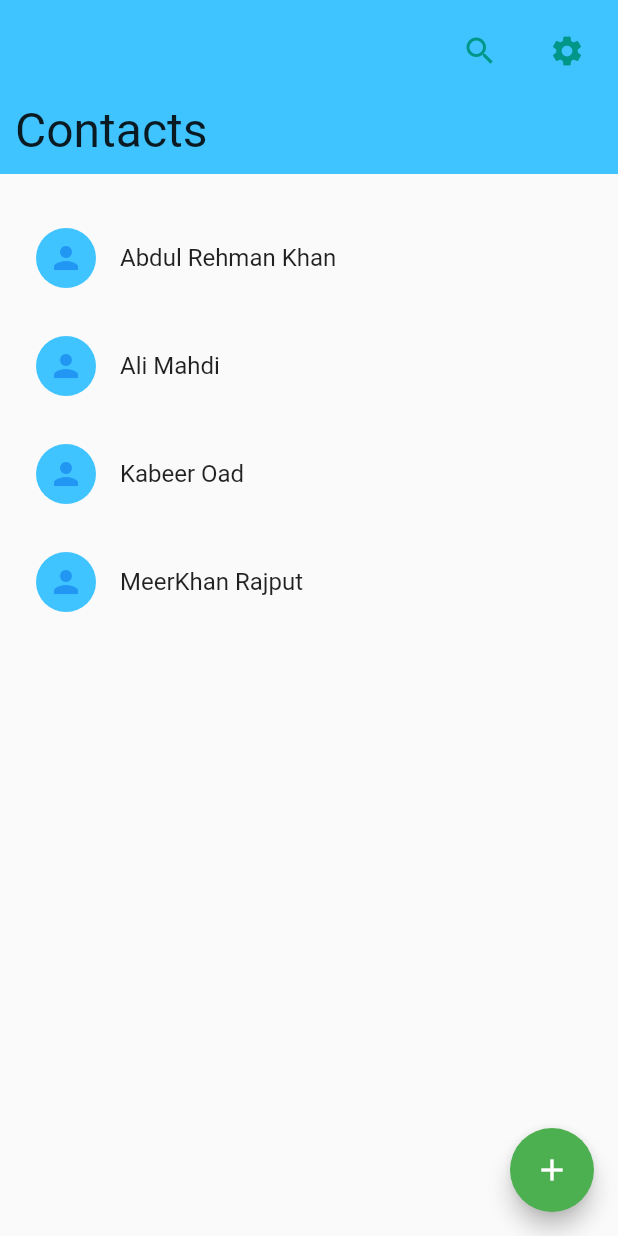
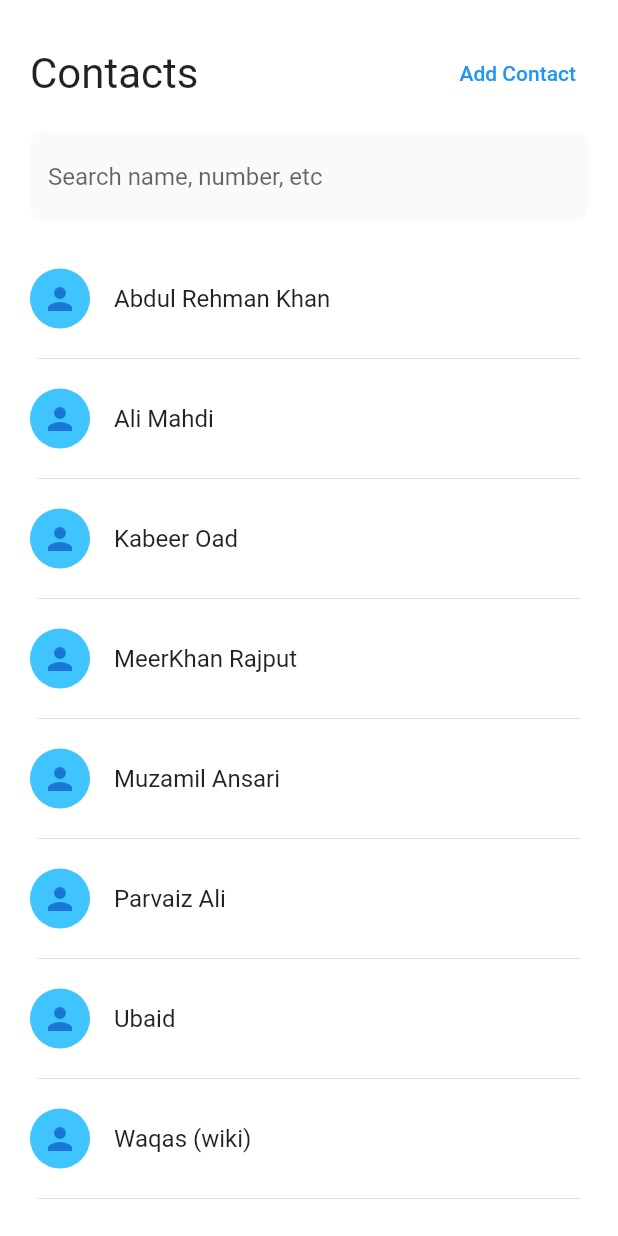
Before and after one commit to NareshJaipal/Flutter_Projects, a Flutter app: the screen it shows after launch, on a phone screen of 412 x 824 dp. Run offline on Flutter 3.47's test engine with Material 2 defaults, Android fonts, the phone set to English and light mode, and no system bars.

Commit message:
modified UI

```diff
--- /dev/null
+++ b/contacts/lib/database.dart
@@ -0,0 +1,50 @@
+final List<Map<String, dynamic>> contacts = [
+  {
+    'name': 'Abdul Rehman Khan',
+    'phoneNumber': '+92 312 9052024',
+    'photo':
+        'https://pps.whatsapp.net/v/t61.24694-24/353730193_779107453681127_7448661935074145385_n.jpg?ccb=11-4&oh=01_AdRqjedN16NbImD-6PjpFYQXz2r1UbzLffR5tjHYqasCXQ&oe=64B24600'
+  },
+  {
+    'name': 'Kabeer Oad',
+    'phoneNumber': '+92 301 3603209',
+    'photo':
+        'https://media.licdn.com/dms/image/D4D03AQH-_jzCDA9GIg/profile-displayphoto-shrink_800_800/0/1684769113554?e=2147483647&v=beta&t=YFuVHYxoJmvH5AWv4lwkrhw2-BtxX2KshuMrPHoTNYE'
+  },
+  {
+    'name': 'MeerKhan Rajput',
+    'phoneNumber': '+92 309 9034713',
+    'photo':
+        'https://pps.whatsapp.net/v/t61.24694-24/353613207_1430036997761713_6146310751643955299_n.jpg?ccb=11-4&oh=01_AdRANwqKDF3UqaJjauJseLZONCUn0w8emt6D2IZ0Kvep5g&oe=64B23067'
+  },
+  {
+    'name': 'Ali Mahdi',
+    'phoneNumber': '+92 316 1328519',
+    'photo':
+        'https://pps.whatsapp.net/v/t61.24694-24/355621055_1385484015628953_7350581835228896828_n.jpg?ccb=11-4&oh=01_AdS9NH5Rfkl2EX3Uuu-R0HWN7rO6pQjLNLVRwy4l3pcRqw&oe=64B2175C'
+  },
+  {
+    'name': 'Muzamil Ansari',
+    'phoneNumber': '+92 316 1328519',
+    'photo':
+        'https://pps.whatsapp.net/v/t61.24694-24/356863464_1231528044175937_7062407592500731278_n.jpg?ccb=11-4&oh=01_AdQxE2Odlx38yZG8nAR03b5H7ANjMlcLsvXgqLlPcTTSeQ&oe=64B22AA9'
+  },
+  {
+    'name': 'Ubaid',
+    'phoneNumber': '+92 316 1328519',
+    'photo':
+        'https://pps.whatsapp.net/v/t61.24694-24/342727906_1297282024206095_9202860368616419208_n.jpg?ccb=11-4&oh=01_AdRumOaiLfdGLLp6pA9_k9DMN1GjUvV_nHbEaijQz7mCMQ&oe=64B22E0F'
+  },
+  {
+    'name': 'Parvaiz Ali',
+    'phoneNumber': '+92 316 1328519',
+    'photo':
+        'https://pps.whatsapp.net/v/t61.24694-24/356851928_795074782409697_5350395978765131975_n.jpg?ccb=11-4&oh=01_AdQK88F-rVeSf2-5Grhh1c56NqfPbH_-ANimEI2DDogjJw&oe=64B23F2A'
+  },
+  {
+    'name': 'Waqas (wiki)',
+    'phoneNumber': '+92 316 1328519',
+    'photo':
+        'https://pps.whatsapp.net/v/t61.24694-24/349175524_1369448840295917_7036251163581629670_n.jpg?ccb=11-4&oh=01_AdS0L7p7J0RZ3fkFwhhPonvHx9MGs7XOurLtW_fVyGvT7g&oe=64B236F1'
+  },
+];
--- a/contacts/lib/home_screen.dart
+++ b/contacts/lib/home_screen.dart
@@ -1,6 +1,8 @@
 import 'package:contacts/about_screen.dart';
 // import 'package:contacts/main.dart';
 import 'package:flutter/material.dart';
+
+import 'database.dart';
 
 class HomeScreen extends StatefulWidget {
   const HomeScreen({Key? key}) : super(key: key);
@@ -10,12 +12,6 @@ class HomeScreen extends StatefulWidget {
 }
 
 class _HomeScreenState extends State<HomeScreen> {
-  final List<Map<String, dynamic>> contacts = [
-    {'name': 'Abdul Rehman Khan', 'phoneNumber': '+92 312 9052024'},
-    {'name': 'Kabeer Oad', 'phoneNumber': '+92 301 3603209'},
-    {'name': 'MeerKhan Rajput', 'phoneNumber': '+92 309 9034713'},
-    {'name': 'Ali Mahdi', 'phoneNumber': '+92 316 1328519'},
-  ];
 
   final TextEditingController firstName = TextEditingController();
   final TextEditingController lastName = TextEditingController();
@@ -39,41 +35,47 @@ class _HomeScreenState extends State<HomeScreen> {
   @override
   Widget build(BuildContext context) {
     return Scaffold(
+      backgroundColor: Colors.white,
       body: Column(
         children: [
           Container(
-            color: Colors.lightBlueAccent,
-            padding: const EdgeInsets.all(10),
+            padding: const EdgeInsets.all(20),
             child: Column(
-              mainAxisAlignment: MainAxisAlignment.start,
-              crossAxisAlignment: CrossAxisAlignment.start,
               children: [
+                const SizedBox(height: 5),
                 Row(
-                  mainAxisAlignment: MainAxisAlignment.end,
+                  mainAxisAlignment: MainAxisAlignment.spaceBetween,
                   children: [
-                    IconButton(
-                      onPressed: () {},
-                      icon:
-                          const Icon(Icons.search_outlined, color: Colors.teal),
+                    const Text(
+                      "Contacts",
+                      style: TextStyle(
+                        fontSize: 28,
                       ),
-                    const SizedBox(width: 10),
-                    IconButton(
-                      onPressed: () {},
-                      icon: const Icon(Icons.settings, color: Colors.teal),
+                    ),
+                    TextButton(
+                      onPressed: () {
+                        createNewAccount(context);
+                      },
+                      child: const Text("Add Contact"),
                     ),
                   ],
                 ),
-                const SizedBox(height: 10),
-                const Text(
-                  "Contacts",
-                  style: TextStyle(
-                    fontSize: 32,
+                const SizedBox(height: 15),
+                TextField(
+                  decoration: InputDecoration(
+                    filled: true,
+                    fillColor: Colors.grey[50],
+                    hintText: 'Search name, number, etc',
+                    hoverColor: Colors.lightBlueAccent,
+                    border: OutlineInputBorder(
+                      borderRadius: BorderRadius.circular(10),
+                      borderSide: BorderSide.none,
                     ),
                   ),
+                )
               ],
             ),
           ),
-          const SizedBox(height: 20),
           Expanded(
             child: ListView.builder(
               itemCount: contacts.length,
@@ -82,8 +84,10 @@ class _HomeScreenState extends State<HomeScreen> {
                 sortedContacts.sort((a, b) => a['name'].compareTo(b['name']));
 
                 final contact = sortedContacts[index];
-                return Padding(
-                  padding: const EdgeInsets.all(8),
+                return Column(
+                  children: [
+                    Padding(
+                      padding: const EdgeInsets.all(4),
                       child: ListTile(
                         onTap: () {
                           Navigator.push(
@@ -98,23 +102,26 @@ class _HomeScreenState extends State<HomeScreen> {
                         },
                         leading: const CircleAvatar(
                             backgroundColor: Colors.lightBlueAccent,
-                      child: Icon(
-                        Icons.person,
-                        color: Colors.blue,
+                            child: Icon(Icons.person)),
+                        title: Text(contact['name']),
                       ),
                     ),
-                    title: Text(contact["name"]),
+                    Container(
+                      padding: const EdgeInsets.only(left: 25, right: 25),
+                      child: const Divider(),
                     ),
+                  ],
                 );
               },
             ),
           ),
         ],
       ),
-      floatingActionButton: FloatingActionButton(
-        child: const Icon(Icons.add),
-        onPressed: () {
-          showDialog(
+    );
+  }
+
+  Future<dynamic> createNewAccount(BuildContext context) {
+    return showDialog(
       context: context,
       builder: (BuildContext context) {
         return AlertDialog(
@@ -137,13 +144,11 @@ class _HomeScreenState extends State<HomeScreen> {
                 const Divider(),
                 TextField(
                   controller: firstName,
-                        decoration:
-                            const InputDecoration(label: Text("First name")),
+                  decoration: const InputDecoration(label: Text("First name")),
                 ),
                 TextField(
                   controller: lastName,
-                        decoration:
-                            const InputDecoration(label: Text("Last name")),
+                  decoration: const InputDecoration(label: Text("Last name")),
                 ),
                 TextField(
                   controller: phoneNo,
@@ -160,8 +165,5 @@ class _HomeScreenState extends State<HomeScreen> {
         );
       },
     );
-        },
-      ),
-    );
   }
 }
--- a/contacts/lib/main.dart
+++ b/contacts/lib/main.dart
@@ -12,7 +12,7 @@ class Contacts extends StatelessWidget {
       debugShowCheckedModeBanner: false,
       title: 'Contact App',
       theme: ThemeData(
-        primarySwatch: Colors.green,
+        primarySwatch: Colors.blue,
       ),
       home: const HomeScreen(),
     );
--- a/contacts/pubspec.yaml
+++ b/contacts/pubspec.yaml
@@ -59,8 +59,8 @@ flutter:
   uses-material-design: true
 
   # To add assets to your application, add an assets section, like this:
-  assets:
-    - assets/call_screen_background.jpg
+  # assets:
+  #   - assets/call_screen_background.jpg
     # - images/a_dot_ham.jpeg
 
   # An image asset can refer to one or more resolution-specific "variants", see
```
Also changed, not shown: contacts/flutter_01.png (added). Lines whose indentation alone changed are shown as unchanged.
